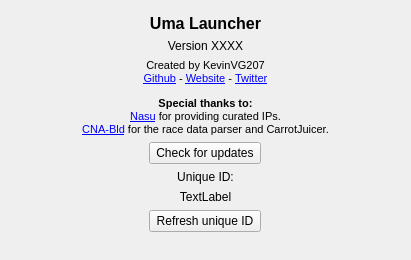
First picture: the form in umalauncher/ui/about_tab.ui, repository KevinVG207/UmaLauncher, before the edit.
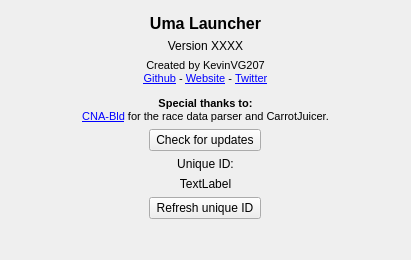
Second picture: the form after the edit.

Commit message:
Use my own curated VPN list instead of Nasu's to hopefully improve reliability (#228)
Replaced Nasu's VPN API with my own (sorry)

```diff
--- a/umalauncher/ui/about_tab.ui
+++ b/umalauncher/ui/about_tab.ui
@@ -78,7 +78,7 @@
 p, li { white-space: pre-wrap; }
 &lt;/style&gt;&lt;/head&gt;&lt;body style=&quot; font-family:'MS Shell Dlg 2'; font-size:8pt; font-weight:400; font-style:normal;&quot;&gt;
 &lt;p style=&quot; margin-top:12px; margin-bottom:12px; margin-left:0px; margin-right:0px; -qt-block-indent:0; text-indent:0px;&quot;&gt;Created by KevinVG207&lt;br /&gt;&lt;a href=&quot;https://github.com/KevinVG207/UmaLauncher&quot;&gt;&lt;span style=&quot; text-decoration: underline; color:#0000ff;&quot;&gt;Github&lt;/span&gt;&lt;/a&gt; - &lt;a href=&quot;https://umapyoi.net/uma-launcher&quot;&gt;&lt;span style=&quot; text-decoration: underline; color:#0000ff;&quot;&gt;Website&lt;/span&gt;&lt;/a&gt; - &lt;a href=&quot;https://twitter.com/kevinvg207&quot;&gt;&lt;span style=&quot; text-decoration: underline; color:#0000ff;&quot;&gt;Twitter&lt;/span&gt;&lt;/a&gt;&lt;/p&gt;
-&lt;p style=&quot; margin-top:12px; margin-bottom:12px; margin-left:0px; margin-right:0px; -qt-block-indent:0; text-indent:0px;&quot;&gt;&lt;span style=&quot; font-weight:600;&quot;&gt;Special thanks to:&lt;/span&gt;&lt;br /&gt;&lt;a href=&quot;https://github.com/hker9527&quot;&gt;&lt;span style=&quot; text-decoration: underline; color:#0000ff;&quot;&gt;Nasu&lt;/span&gt;&lt;/a&gt; for providing curated IPs.&lt;br /&gt;&lt;a href=&quot;https://github.com/CNA-Bld&quot;&gt;&lt;span style=&quot; text-decoration: underline; color:#0000ff;&quot;&gt;CNA-Bld&lt;/span&gt;&lt;/a&gt; for the race data parser and CarrotJuicer.&lt;/p&gt;&lt;/body&gt;&lt;/html&gt;</string>
+&lt;p style=&quot; margin-top:12px; margin-bottom:12px; margin-left:0px; margin-right:0px; -qt-block-indent:0; text-indent:0px;&quot;&gt;&lt;span style=&quot; font-weight:600;&quot;&gt;Special thanks to:&lt;/span&gt;&lt;br /&gt;&lt;a href=&quot;https://github.com/CNA-Bld&quot;&gt;&lt;span style=&quot; text-decoration: underline; color:#0000ff;&quot;&gt;CNA-Bld&lt;/span&gt;&lt;/a&gt; for the race data parser and CarrotJuicer.&lt;/p&gt;&lt;/body&gt;&lt;/html&gt;</string>
       </property>
       <property name="alignment">
        <set>Qt::AlignCenter</set>
```
The commit also changes 4 other files.
